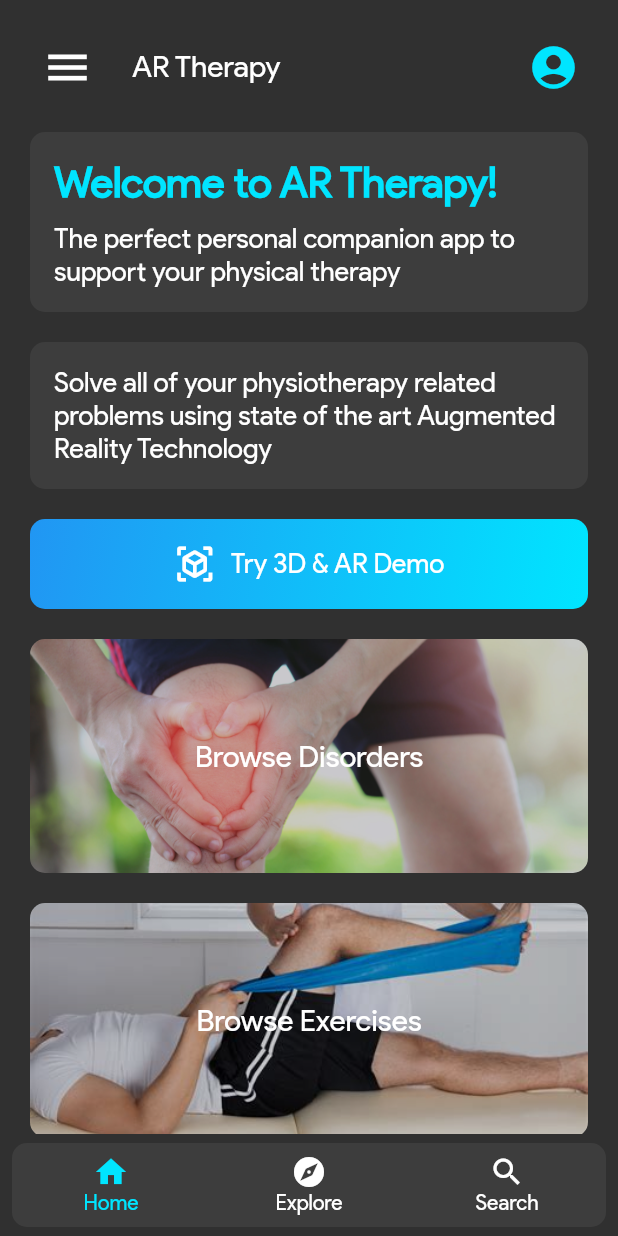
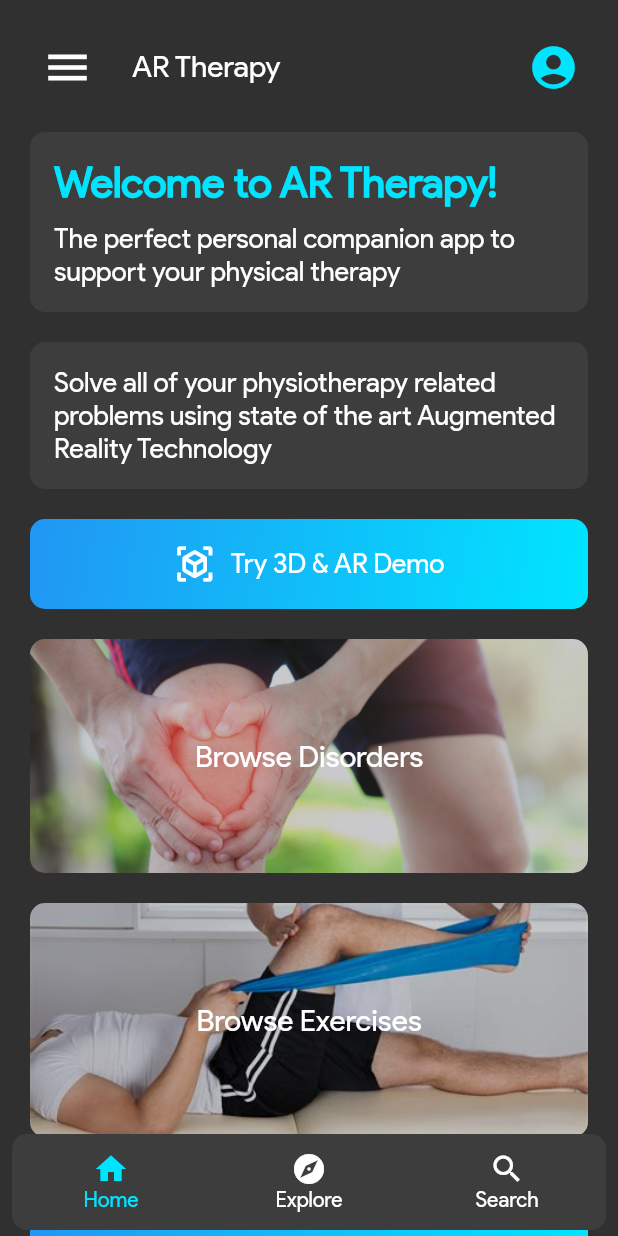
Before and after one commit to Harshit-Sonawala/ar_therapy, a Flutter app: the screen it shows after launch, on a phone screen of 412 x 824 dp. Run offline on Flutter 3.47's test engine with Material 2 defaults, Android fonts, the phone set to English and light mode, and no system bars; our stand-ins replace firebase_auth, firebase_core; missing offline and left inert: model_viewer_plus; accounts and stored records are empty.

Commit message:
Added Firebase Auth Part 2: initial account flow

```diff
--- a/lib/screens/bottom_nav_wrapper_screen.dart
+++ b/lib/screens/bottom_nav_wrapper_screen.dart
@@ -4,7 +4,7 @@ import 'package:provider/provider.dart';
 import '../providers/auth_provider.dart';
 
 import './home_screen.dart';
-import './account_screen.dart';
+import './user_account_screen.dart';
 import './wip_screen.dart';
 import '../widgets/custom_card.dart';
 
@@ -19,7 +19,7 @@ class _BottomNavWrapperScreenState extends State<BottomNavWrapperScreen> {
     {"page": HomeScreen()},
     {"page": WipScreen(screenName: 'Explore')},
     {"page": WipScreen(screenName: 'Search')},
-    {"page": AccountScreen()},
+    {"page": WipScreen(screenName: 'My Exercises')},
   ];
 
   int _selectedScreenIndex = 0;
@@ -27,10 +27,11 @@ class _BottomNavWrapperScreenState extends State<BottomNavWrapperScreen> {
   @override
   Widget build(BuildContext context) {
     return Scaffold(
+      extendBody: true, // needed for transparent background of the bottomNavigationBar
       body: _screenData[_selectedScreenIndex]['page'] as Widget,
       bottomNavigationBar: CustomCard(
-        margin: const EdgeInsets.symmetric(vertical: 6, horizontal: 8),
-        padding: const EdgeInsets.all(0),
+        margin: const EdgeInsets.symmetric(vertical: 4.0, horizontal: 8.0),
+        padding: const EdgeInsets.symmetric(vertical: 4.0),
         child: BottomNavigationBar(
           items: [
             const BottomNavigationBarItem(
@@ -45,10 +46,11 @@ class _BottomNavWrapperScreenState extends State<BottomNavWrapperScreen> {
               icon: Icon(Icons.search),
               label: 'Search',
             ),
-            if (Provider.of<AuthProvider>(context).currentUser != null)
+            // if (context.watch<AuthProvider>().currentUser != null)
+            if (Provider.of<AuthProvider>(context, listen: true).currentUser != null)
               const BottomNavigationBarItem(
-                icon: Icon(Icons.account_circle),
-                label: 'Account',
+                icon: Icon(Icons.accessibility_new),
+                label: 'My Exercises',
               ),
           ],
           currentIndex: _selectedScreenIndex,
```
Also changed, not shown: lib/providers/auth_provider.dart (+17 -0 lines), lib/screens/account_screen.dart (+5 -6 lines), lib/screens/login_screen.dart (+11 -7 lines), lib/screens/signup_screen.dart (+10 -3 lines), lib/screens/user_account_screen.dart (+9 -0 lines).
